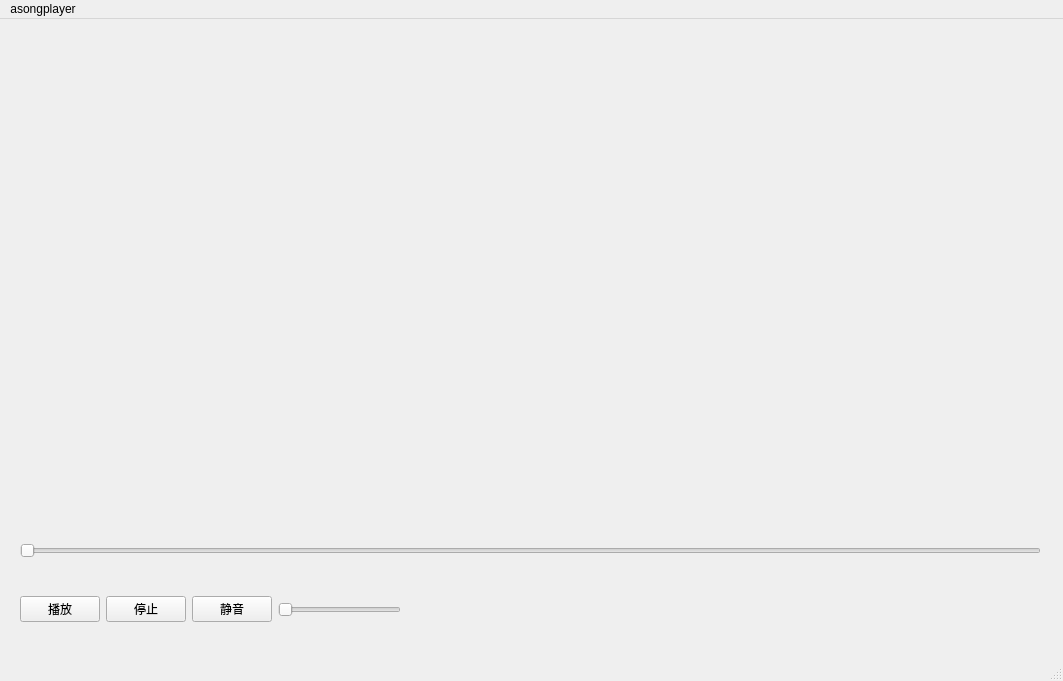
The window that mainwindow.ui (scut-201930340437/ASongPlayer) describes before a commit, drawn with Qt 5.
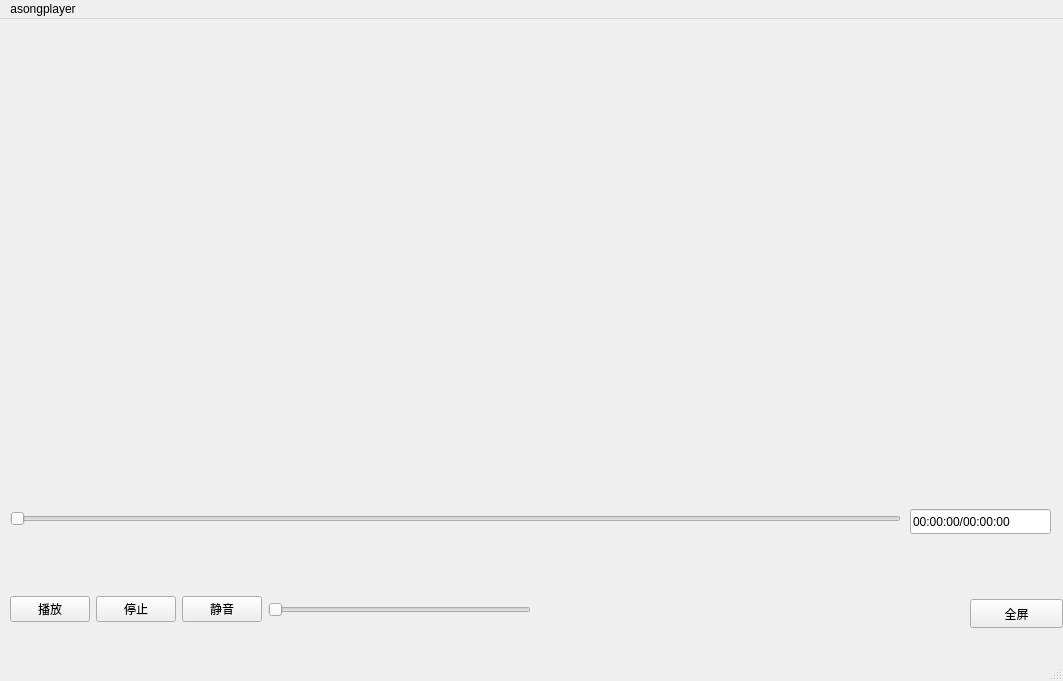
The same window after the commit.

What changed in the file:
```diff
--- a/mainwindow.ui
+++ b/mainwindow.ui
@@ -14,41 +14,12 @@
    <string>ASongPlayer</string>
   </property>
   <widget class="QWidget" name="centralwidget">
-   <widget class="QWidget" name="play_widget" native="true">
-    <property name="geometry">
-     <rect>
-      <x>10</x>
-      <y>10</y>
-      <width>1011</width>
-      <height>431</height>
-     </rect>
-    </property>
-   </widget>
-   <widget class="QWidget" name="verticalLayoutWidget">
-    <property name="geometry">
-     <rect>
-      <x>20</x>
-      <y>520</y>
-      <width>1021</width>
-      <height>24</height>
-     </rect>
-    </property>
-    <layout class="QVBoxLayout" name="verticalLayout">
-     <item>
-      <widget class="QSlider" name="position_ctrl">
-       <property name="orientation">
-        <enum>Qt::Horizontal</enum>
-       </property>
-      </widget>
-     </item>
-    </layout>
-   </widget>
    <widget class="QWidget" name="horizontalLayoutWidget">
     <property name="geometry">
      <rect>
-      <x>20</x>
+      <x>10</x>
       <y>560</y>
-      <width>381</width>
+      <width>521</width>
       <height>61</height>
      </rect>
     </property>
@@ -83,6 +54,61 @@
      </item>
     </layout>
    </widget>
+   <widget class="QWidget" name="horizontalLayoutWidget_2">
+    <property name="geometry">
+     <rect>
+      <x>10</x>
+      <y>460</y>
+      <width>891</width>
+      <height>80</height>
+     </rect>
+    </property>
+    <layout class="QHBoxLayout" name="horizontalLayout_2">
+     <item>
+      <widget class="QSlider" name="position_ctrl">
+       <property name="orientation">
+        <enum>Qt::Horizontal</enum>
+       </property>
+      </widget>
+     </item>
+    </layout>
+   </widget>
+   <widget class="QPushButton" name="fullScreen_button">
+    <property name="geometry">
+     <rect>
+      <x>970</x>
+      <y>580</y>
+      <width>93</width>
+      <height>29</height>
+     </rect>
+    </property>
+    <property name="text">
+     <string>全屏</string>
+    </property>
+   </widget>
+   <widget class="QLineEdit" name="position_duration">
+    <property name="geometry">
+     <rect>
+      <x>910</x>
+      <y>490</y>
+      <width>141</width>
+      <height>25</height>
+     </rect>
+    </property>
+    <property name="text">
+     <string>00:00:00/00:00:00</string>
+    </property>
+   </widget>
+   <widget class="QWidget" name="play_widget" native="true">
+    <property name="geometry">
+     <rect>
+      <x>10</x>
+      <y>10</y>
+      <width>120</width>
+      <height>80</height>
+     </rect>
+    </property>
+   </widget>
   </widget>
   <widget class="QMenuBar" name="menubar">
    <property name="geometry">
```
